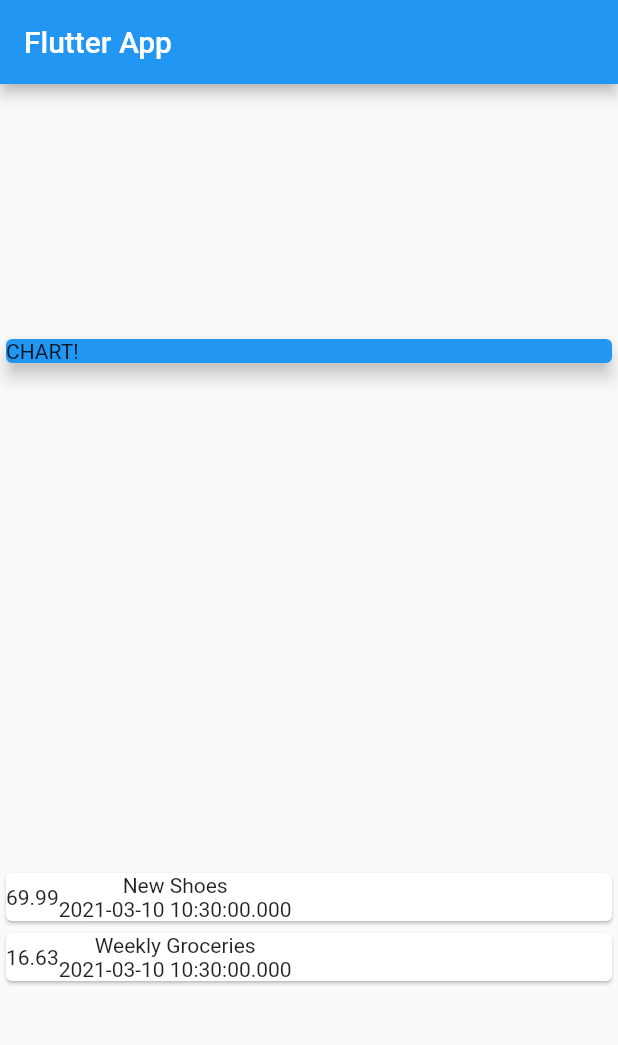
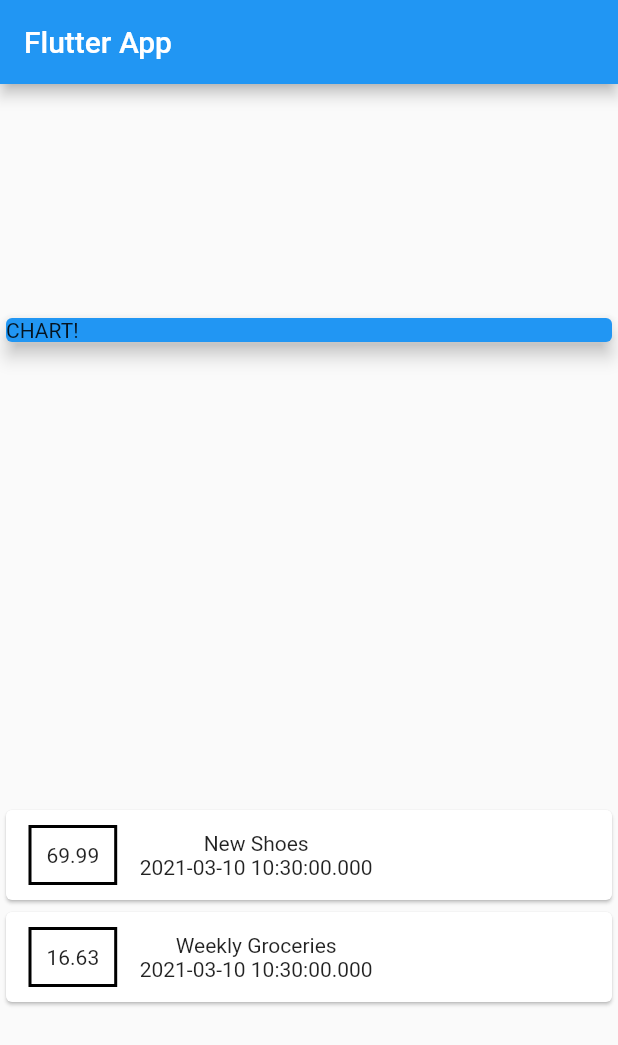
Before and after one commit to joyzo14/FlutterPlanApp, a Flutter app: the screen it shows after launch, on a phone screen of 412 x 824 dp. Shown: the top 1045 px of the screen. Run offline on Flutter 3.47's test engine with Material 2 defaults, Android fonts, the phone set to English and light mode, and no system bars.

Commit message:
075 Styling a Container

```diff
--- a/lib/main.dart
+++ b/lib/main.dart
@@ -51,6 +51,16 @@ class MyHomePage extends StatelessWidget {
           return Card(
               child: Row(children: [
                 Container(
+                  margin: EdgeInsets.symmetric(
+                      vertical: 10,
+                      horizontal: 15
+                  ),
+                  decoration: BoxDecoration(
+                      border: Border.all(
+                          color: Colors.black,
+                          width: 2),
+                  ),
+                  padding: EdgeInsets.all(10),
                   child: Text(tx.amount.toString(),
                     ),
                   ),
```
